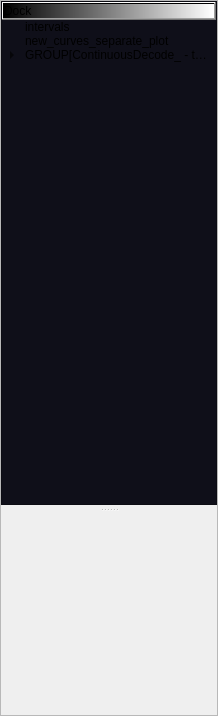
First picture: the form in src/pyphoplacecellanalysis/GUI/Qt/Widgets/Testing/DockAreaDocksTree.ui, repository CommanderPho/pyPhoPlaceCellAnalysis, before the edit.
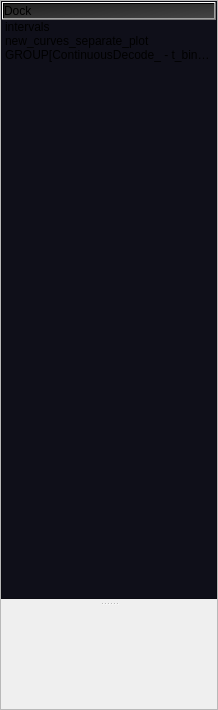
Second picture: the form after the edit. Icons and pictures are not drawn.

Diff of the .ui file:
```diff
--- a/src/pyphoplacecellanalysis/GUI/Qt/Widgets/Testing/DockAreaDocksTree.ui
+++ b/src/pyphoplacecellanalysis/GUI/Qt/Widgets/Testing/DockAreaDocksTree.ui
@@ -8,7 +8,7 @@
     <x>0</x>
     <y>0</y>
     <width>218</width>
-    <height>716</height>
+    <height>710</height>
    </rect>
   </property>
   <property name="windowTitle">
@@ -93,7 +93,7 @@
          <property name="minimumSize">
           <size>
            <width>0</width>
-           <height>500</height>
+           <height>200</height>
           </size>
          </property>
          <property name="baseSize">
@@ -136,7 +136,24 @@
              </size>
             </property>
             <property name="styleSheet">
-             <string notr="true">QHeaderView::section { background-color: qlineargradient(spread:pad, x1:0, y1:0, x2:1, y2:0, stop:0 rgba(0, 0, 0, 255), stop:1 rgba(255, 255, 255, 255)) }</string>
+             <string notr="true">/*QHeaderView::section { background-color: qlineargradient(spread:pad, x1:0, y1:0, x2:1, y2:0, stop:0 rgba(0, 0, 0, 255), stop:1 rgba(255, 255, 255, 255)) }
+rgb(68, 68, 68)
+rgb(33, 33, 33)
+*/
+
+QHeaderView::section { background-color: qlineargradient(spread:pad, x1:0, y1:0, x2:1, y2:1, stop:0 rgba(33, 33, 33, 255), stop:1 rgba(68, 68, 68, 255));
+border-color: rgb(100, 100, 100);
+}
+
+/*background-color: qlineargradient(spread:pad, x1:0, y1:1, x2:0, y2:0, stop:0 rgba(0, 0, 0, 255), stop:0.05 rgba(14, 8, 73, 255), stop:0.36 rgba(28, 17, 145, 255), stop:0.6 rgba(126, 14, 81, 255), stop:0.75 rgba(234, 11, 11, 255), stop:0.79 rgba(244, 70, 5, 255), stop:0.86 rgba(255, 136, 0, 255), stop:0.935 rgba(239, 236, 55, 255));
+*/
+</string>
+            </property>
+            <property name="frameShadow">
+             <enum>QFrame::Raised</enum>
+            </property>
+            <property name="lineWidth">
+             <number>1</number>
             </property>
             <property name="showDropIndicator" stdset="0">
              <bool>false</bool>
@@ -150,9 +167,15 @@
               <height>16</height>
              </size>
             </property>
-            <property name="uniformRowHeights">
+            <property name="rootIsDecorated">
              <bool>false</bool>
             </property>
+            <property name="headerHidden">
+             <bool>false</bool>
+            </property>
+            <attribute name="headerVisible">
+             <bool>true</bool>
+            </attribute>
             <column>
              <property name="text">
               <string notr="true">Dock</string>
@@ -235,7 +258,7 @@
          <property name="minimumSize">
           <size>
            <width>0</width>
-           <height>200</height>
+           <height>100</height>
           </size>
          </property>
          <property name="baseSize">
```
Left out of the diff: 2 changed lines with no effect on the pictures.
